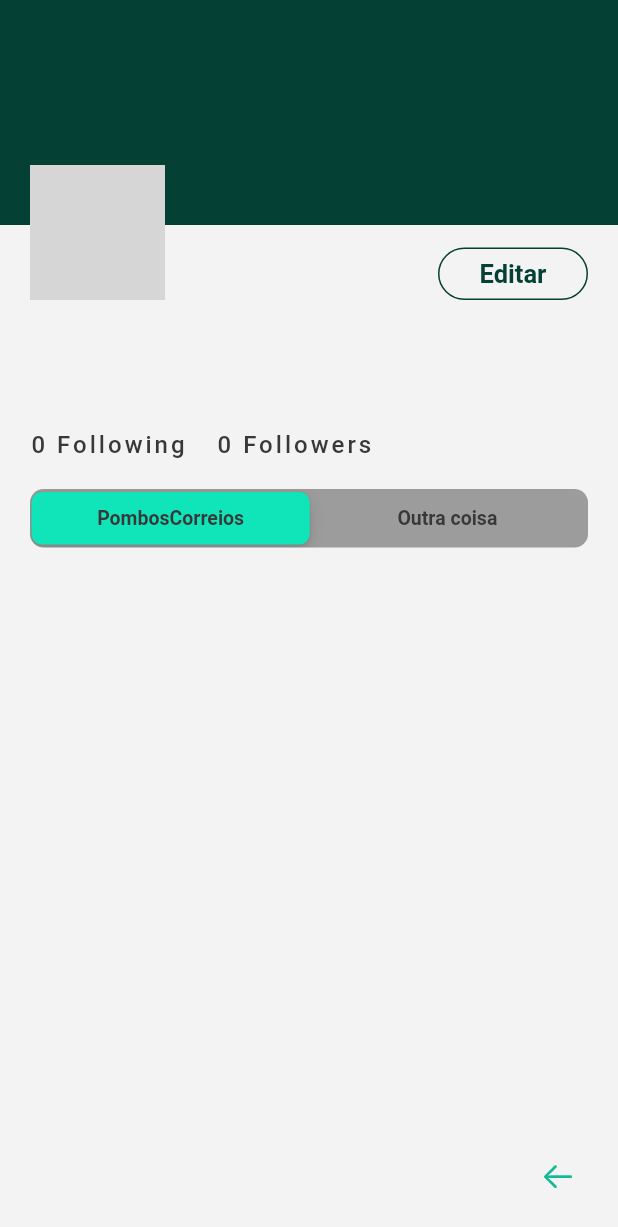
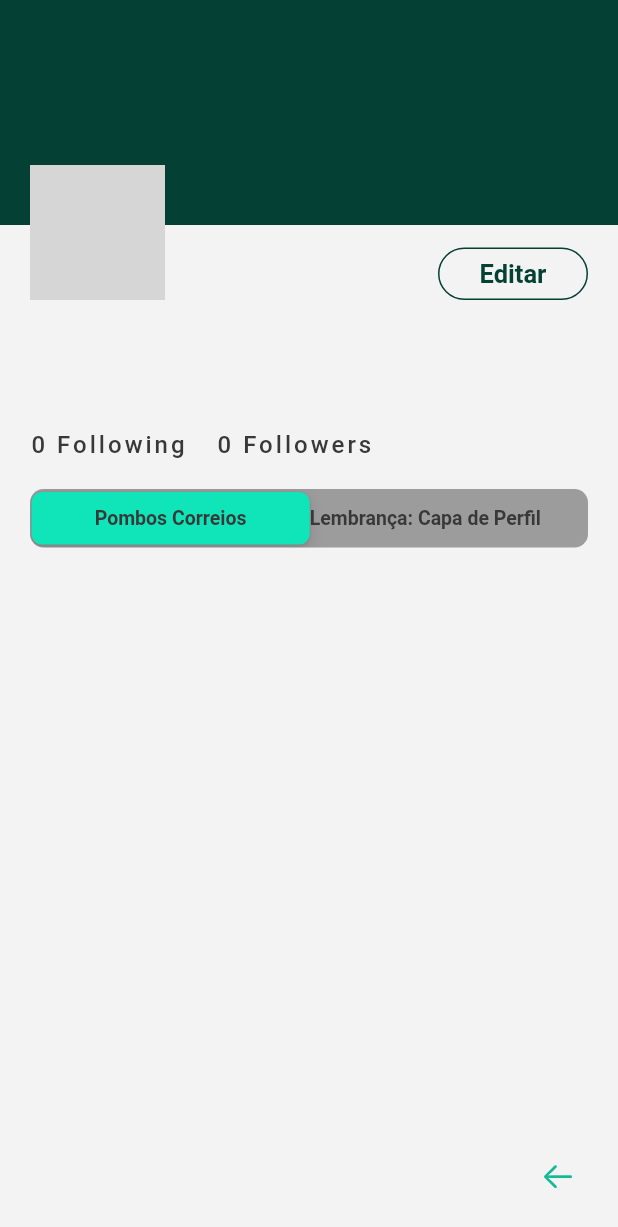
Before and after one commit to maxleirbag/flutter-poc, a Flutter app: the ProfileScreen screen opened directly with empty values, on a phone screen of 412 x 824 dp. Shown: the top 1227 px of the screen. Run offline on Flutter 3.47's test engine with Material 2 defaults, Android fonts, the phone set to English and light mode, and no system bars; our stand-ins replace cloud_firestore, firebase_auth, firebase_core, firebase_storage, flutter_dotenv, fluttertoast; accounts and stored records are empty; grey boxes are pictures that could not be loaded.

Commit message:
upgrade: coerência na UX

```diff
--- a/lib/Screens/ProfileScreen.dart
+++ b/lib/Screens/ProfileScreen.dart
@@ -27,13 +27,13 @@ class _ProfileScreenState extends State<ProfileScreen> {
   bool _isFollowing = false;
   int _profileSegmentedValue = 0;
   List<dynamic> _allPombosCorreios = [];
-  // List<PomboCorreio> _mediaPombosCorreios = [];
+  String chosenMemory = DatabaseServices.randomBackgroundImagePicker();
 
   final Map<int, Widget> _profileTabs = <int, Widget>{
     0: const Padding(
       padding: EdgeInsets.symmetric(vertical: 10),
       child: Text(
-        'PombosCorreios',
+        'Pombos Correios',
         style: TextStyle(
           fontSize: 13,
           fontWeight: FontWeight.w700,
@@ -44,7 +44,7 @@ class _ProfileScreenState extends State<ProfileScreen> {
     1: const Padding(
       padding: EdgeInsets.symmetric(vertical: 10),
       child: Text(
-        'Outra coisa',
+        'Lembrança: Capa de Perfil Antiga',
         style: TextStyle(
           fontSize: 13,
           fontWeight: FontWeight.w700,
@@ -139,22 +139,16 @@ class _ProfileScreenState extends State<ProfileScreen> {
                 pomboCorreio: _allPombosCorreios[index],
               );
             });
-      // case 1:
-      //   return ListView.builder(
-      //       shrinkWrap: true,
-      //       physics: const NeverScrollableScrollPhysics(),
-      //       itemCount: _mediaPombosCorreios.length,
-      //       itemBuilder: (context, index) {
-      //         return PomboCorreioContainer(
-      //           currentUserId: widget.currentUserId,
-      //           author: author,
-      //           pomboCorreio: _mediaPombosCorreios[index],
-      //         );
-      //       });
+      case 1:
+        return Container(
+          margin: const EdgeInsets.symmetric(horizontal: 50),
+          child: Image.asset(chosenMemory),
+        );
+
       default:
         return const Center(
           child: Text(
-            'Profile view deu errado',
+            'Conteúdo não pôde ser carregado.',
             style: TextStyle(fontSize: 25, color: defaultDarkColor),
           ),
         );
--- a/lib/Services/DatabaseServices.dart
+++ b/lib/Services/DatabaseServices.dart
@@ -256,7 +256,6 @@ class DatabaseServices {
 
     dynamic activity;
     for (activity in userActivitiesSnapshot.docs) {
-      print(activity.data());
       var coisa = Activity(
           fromUserId: activity.data()['fromUserId'],
           timestamp: activity.data()['timestamp'],
```
Also changed, not shown: lib/Screens/EditProfileScreen.dart (+33 -38 lines), lib/Screens/SearchScreen.dart (+4 -14 lines).
